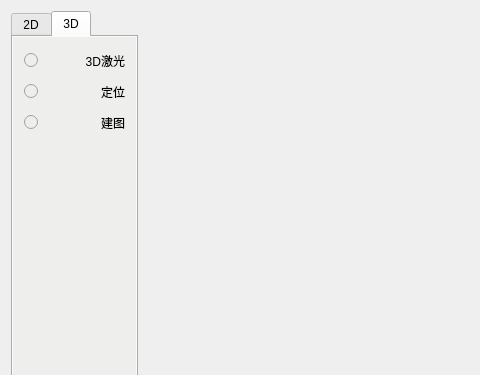
Old version of the form ros_gui/ui/mainwindow.ui in the repository MrMao007/ros_gui2; both pictures show x 0 to 480 and y 0 to 375 of the 1223 by 635 pixel window.
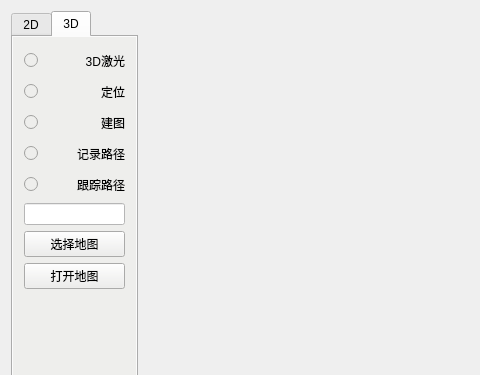
New version of the form. The open tabs and pages were chosen to show the change. Icons and pictures are not drawn.

Diff of the .ui file:
```diff
--- a/ros_gui/ui/mainwindow.ui
+++ b/ros_gui/ui/mainwindow.ui
@@ -281,6 +281,16 @@
                 </property>
                </widget>
               </item>
+              <item row="3" column="1">
+               <widget class="QLabel" name="label_13">
+                <property name="text">
+                 <string>记录路径</string>
+                </property>
+                <property name="alignment">
+                 <set>Qt::AlignRight|Qt::AlignTrailing|Qt::AlignVCenter</set>
+                </property>
+               </widget>
+              </item>
               <item row="2" column="1">
                <widget class="QLabel" name="label_12">
                 <property name="text">
@@ -291,8 +301,77 @@
                 </property>
                </widget>
               </item>
+              <item row="3" column="0">
+               <widget class="QRadioButton" name="radioButton_9">
+                <property name="minimumSize">
+                 <size>
+                  <width>25</width>
+                  <height>25</height>
+                 </size>
+                </property>
+                <property name="text">
+                 <string/>
+                </property>
+                <property name="autoExclusive">
+                 <bool>false</bool>
+                </property>
+               </widget>
+              </item>
+              <item row="4" column="0">
+               <widget class="QRadioButton" name="radioButton_10">
+                <property name="minimumSize">
+                 <size>
+                  <width>25</width>
+                  <height>25</height>
+                 </size>
+                </property>
+                <property name="text">
+                 <string/>
+                </property>
+                <property name="autoExclusive">
+                 <bool>false</bool>
+                </property>
+               </widget>
+              </item>
+              <item row="4" column="1">
+               <widget class="QLabel" name="label_14">
+                <property name="text">
+                 <string>跟踪路径</string>
+                </property>
+                <property name="alignment">
+                 <set>Qt::AlignRight|Qt::AlignTrailing|Qt::AlignVCenter</set>
+                </property>
+               </widget>
+              </item>
              </layout>
             </item>
+            <item>
+             <widget class="QLineEdit" name="lineEdit">
+              <property name="styleSheet">
+               <string notr="true">background-color: rgb(255, 255, 255);</string>
+              </property>
+              <property name="text">
+               <string/>
+              </property>
+              <property name="readOnly">
+               <bool>true</bool>
+              </property>
+             </widget>
+            </item>
+            <item>
+             <widget class="QPushButton" name="pushButton">
+              <property name="text">
+               <string>选择地图</string>
+              </property>
+             </widget>
+            </item>
+            <item>
+             <widget class="QPushButton" name="pushButton_2">
+              <property name="text">
+               <string>打开地图</string>
+              </property>
+             </widget>
+            </item>
             <item>
              <spacer name="verticalSpacer_2">
               <property name="orientation">
```
Left out of the diff: 2 changed lines with no effect on the pictures.
